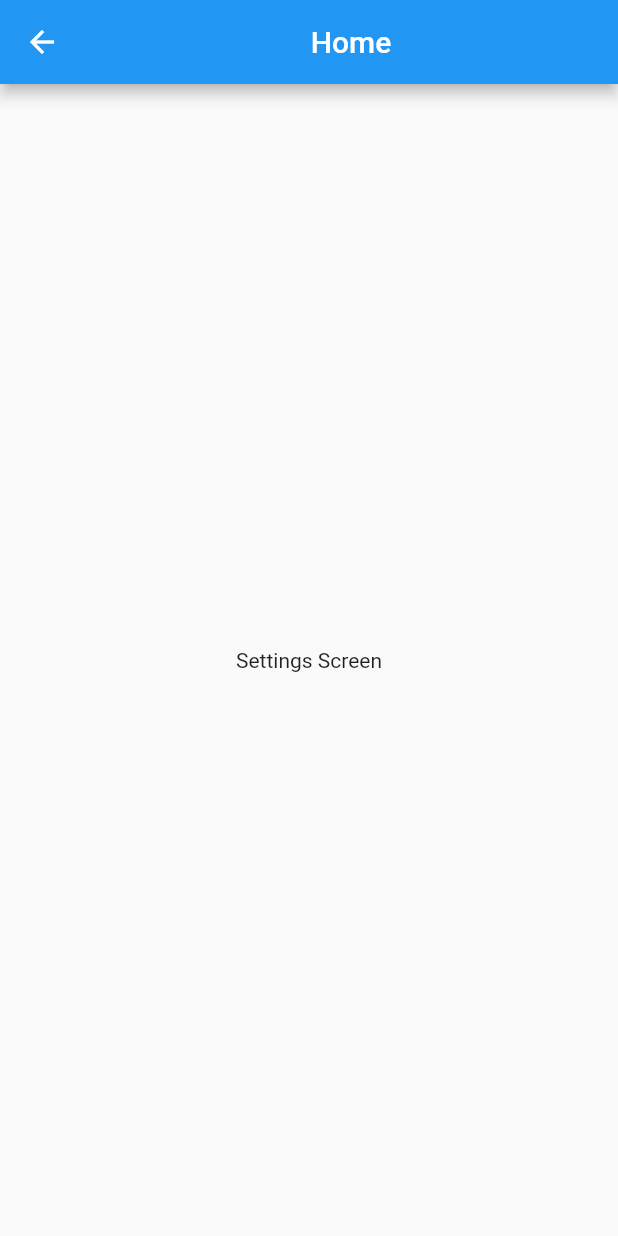
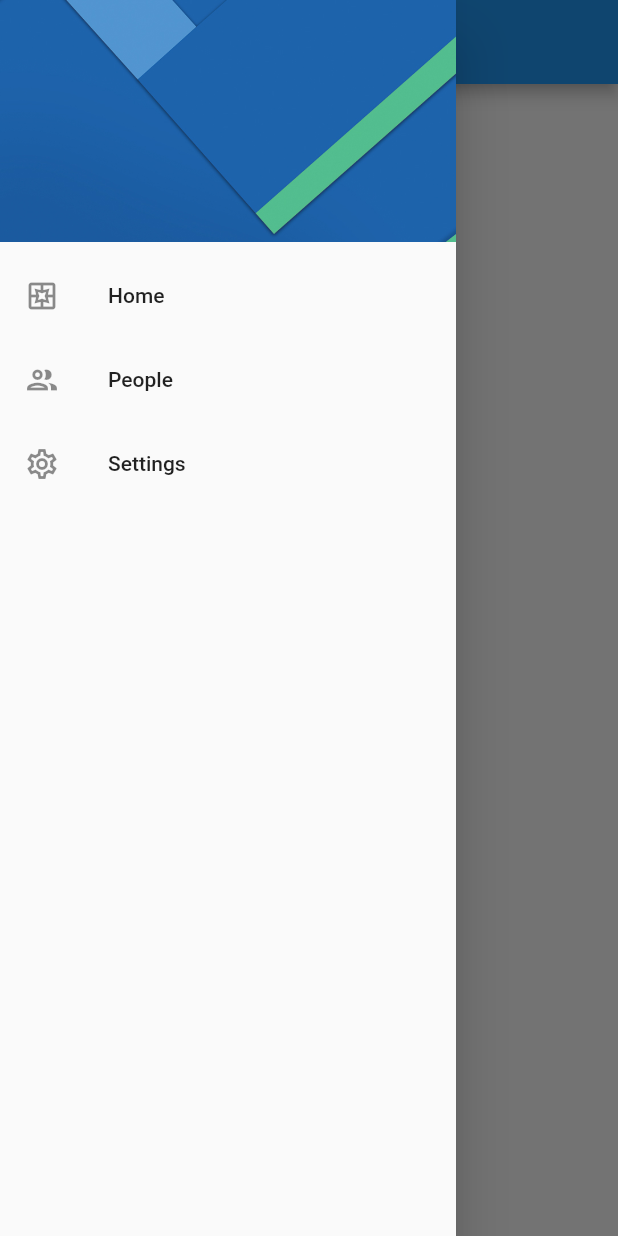
Before and after one commit to MarcosCM2000/preferences_app, a Flutter app: the SettingsScreen screen opened by its route, with the side drawer open (before the commit the screen has no drawer), on a phone screen of 412 x 824 dp. Run offline on Flutter 3.47's test engine with Material 2 defaults, Android fonts, the phone set to English and light mode, and no system bars.

Commit message:
side menu

```diff
--- a/lib/screens/home_screen.dart
+++ b/lib/screens/home_screen.dart
@@ -1,4 +1,5 @@
 import 'package:flutter/material.dart';
+import 'package:preferences_app/widgets/widgets.dart';
 
 class HomeScreen extends StatelessWidget {
   static const String routeName = 'Home';
@@ -11,6 +12,7 @@ class HomeScreen extends StatelessWidget {
           title: const Center(
         child: Text('Home'),
       )),
+      drawer: const SideMenu(),
       body: const Center(
         child: Text('Home Screen'),
       ),
--- a/lib/screens/settings_screen.dart
+++ b/lib/screens/settings_screen.dart
@@ -1,4 +1,5 @@
 import 'package:flutter/material.dart';
+import 'package:preferences_app/widgets/widgets.dart';
 
 class SettingsScreen extends StatelessWidget {
   static const String routeName = 'Settings';
@@ -7,7 +8,8 @@ class SettingsScreen extends StatelessWidget {
   @override
   Widget build(BuildContext context) {
     return Scaffold(
-      appBar: AppBar(title: const Center(child: Text('Home'))),
+      appBar: AppBar(title: const Center(child: Text('Settings'))),
+      drawer: const SideMenu(),
       body: const Center(
         child: Text('Settings Screen'),
       ),
--- /dev/null
+++ b/lib/widgets/side_menu.dart
@@ -0,0 +1,51 @@
+import 'package:flutter/material.dart';
+import 'package:preferences_app/screens/screens.dart';
+
+class SideMenu extends StatelessWidget {
+  const SideMenu({super.key});
+
+  @override
+  Widget build(BuildContext context) {
+    return Drawer(
+      child: ListView(padding: EdgeInsets.zero, children: [
+        const _DrawerHeader(),
+        ListTile(
+          leading: const Icon(Icons.pages_outlined),
+          title: const Text('Home'),
+          onTap: () {
+            Navigator.pushReplacementNamed(context, HomeScreen.routeName);
+          },
+        ),
+        ListTile(
+          leading: const Icon(Icons.people_outlined),
+          title: const Text('People'),
+          onTap: () {},
+        ),
+        ListTile(
+          leading: const Icon(Icons.settings_outlined),
+          title: const Text('Settings'),
+          onTap: () {
+            //  Navigator.pop(context);
+            Navigator.pushReplacementNamed(context, SettingsScreen.routeName);
+          },
+        )
+      ]),
+    );
+  }
+}
+
+class _DrawerHeader extends StatelessWidget {
+  const _DrawerHeader({
+    Key? key,
+  }) : super(key: key);
+
+  @override
+  Widget build(BuildContext context) {
+    return DrawerHeader(
+      decoration: const BoxDecoration(
+          image: DecorationImage(
+              image: AssetImage('assets/menu-img.jpg'), fit: BoxFit.cover)),
+      child: Container(),
+    );
+  }
+}
--- /dev/null
+++ b/lib/widgets/widgets.dart
@@ -0,0 +1 @@
+export './side_menu.dart';
--- a/pubspec.yaml
+++ b/pubspec.yaml
@@ -60,7 +60,8 @@ flutter:
   uses-material-design: true
 
   # To add assets to your application, add an assets section, like this:
-  # assets:
+  assets:
+    - assets/
   #   - images/a_dot_burr.jpeg
   #   - images/a_dot_ham.jpeg
 
```
Also changed, not shown: assets/menu-img.jpg (added).
